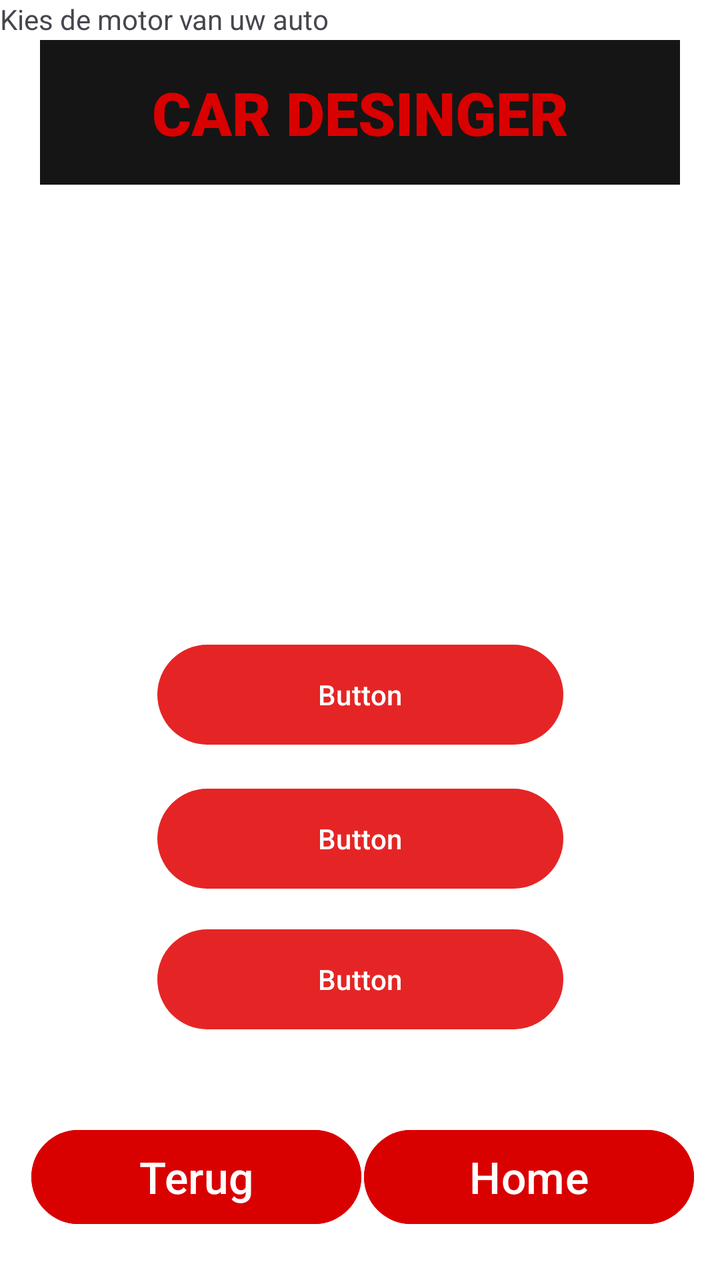
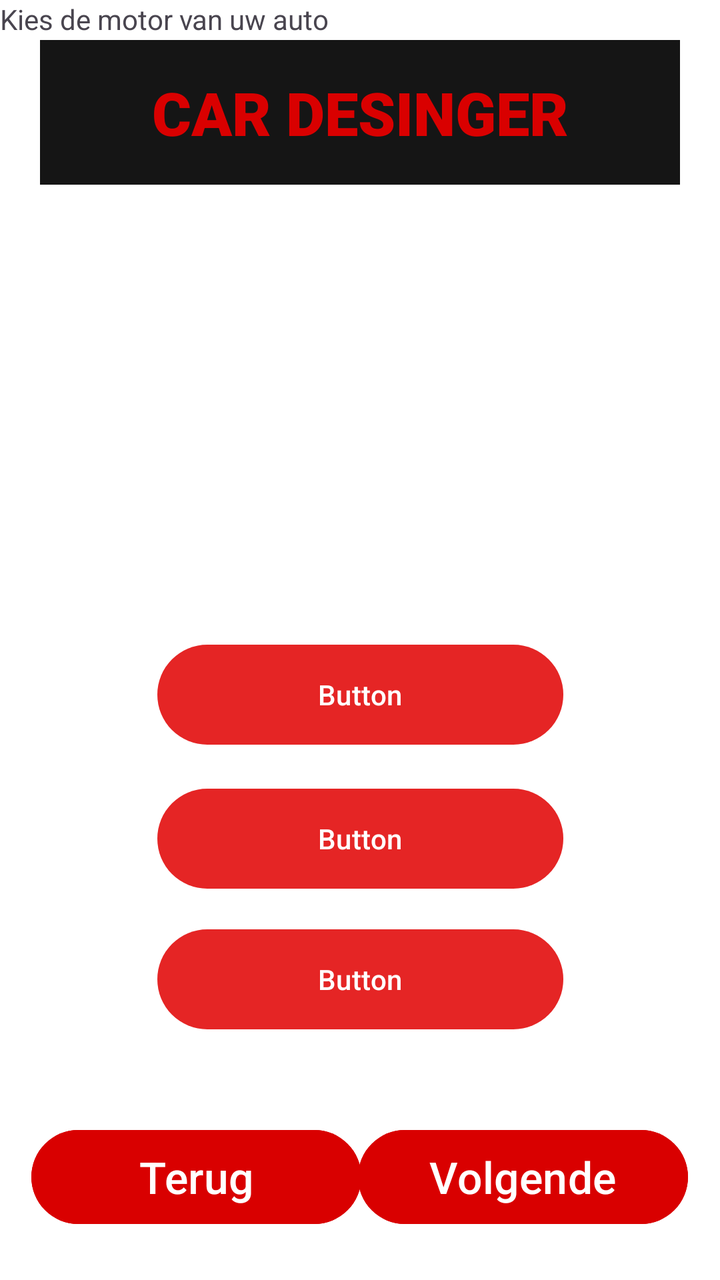

Compare the two renders of this Android layout. The source of the first and the diff that turns it into the second are given below.
<!-- AndroidManifest.xml: application theme Theme.AndroidAppCarDesigner -->
<!-- res/layout/activity_main3.xml -->
<?xml version="1.0" encoding="utf-8"?>
<androidx.constraintlayout.widget.ConstraintLayout

    xmlns:android="http://schemas.android.com/apk/res/android"
    xmlns:app="http://schemas.android.com/apk/res-auto"
    xmlns:tools="http://schemas.android.com/tools"
    android:id="@+id/main"
    android:layout_width="match_parent"
    android:layout_height="match_parent"
    android:background="#FFFFFF"
    tools:context=".MainActivity3">

    <ImageView
        android:id="@+id/imageViewPagina3A"
        android:layout_width="255dp"
        android:layout_height="165dp"
        android:layout_marginTop="180dp"
        android:contentDescription="Auto op pagina 3"
        android:scaleType="fitCenter"
        app:layout_constraintEnd_toEndOf="parent"
        app:layout_constraintStart_toStartOf="parent"
        app:layout_constraintTop_toTopOf="parent" />

    <Button
        android:id="@+id/buttonNaarPagina2"
        android:layout_width="165dp"
        android:layout_height="55dp"
        android:layout_marginBottom="24dp"
        android:backgroundTint="#D90000"
        android:text="Terug"
        android:textColor="#FFFFFF"
        android:textSize="22sp"
        app:layout_constraintBottom_toBottomOf="parent"
        app:layout_constraintEnd_toEndOf="parent"
        app:layout_constraintHorizontal_bias="0.081"
        app:layout_constraintStart_toStartOf="parent" />

    <Button
        android:id="@+id/buttonNaarPagina1"
        android:layout_width="165dp"
        android:layout_height="55dp"
        android:backgroundTint="#D90000"
        android:text="Home"
        android:textColor="#FFFFFF"
        android:textSize="22sp"
        app:layout_constraintBottom_toBottomOf="parent"
        app:layout_constraintEnd_toEndOf="parent"
        app:layout_constraintHorizontal_bias="0.934"
        app:layout_constraintStart_toStartOf="parent"
        app:layout_constraintTop_toTopOf="@id/buttonNaarPagina2"
        app:layout_constraintVertical_bias="0.0" />


    <TextView
        android:id="@+id/logoCarDesinger"
        android:layout_width="0dp"
        android:layout_height="wrap_content"
        android:layout_marginStart="20dp"
        android:layout_marginTop="20dp"
        android:layout_marginEnd="20dp"
        android:background="#151515"
        android:padding="16dp"
        android:gravity="center"
        android:text="CAR DESINGER"
        android:textColor="#D90000"
        android:textSize="30sp"
        android:fontFamily="sans-serif-black"
        android:textStyle="bold"
        app:layout_constraintTop_toTopOf="parent"
        app:layout_constraintStart_toStartOf="parent"
        app:layout_constraintEnd_toEndOf="parent" />

    <Button
        android:id="@+id/button4"
        android:layout_width="203dp"
        android:layout_height="58dp"
        android:text="Button"
        app:layout_constraintBottom_toBottomOf="parent"
        app:layout_constraintEnd_toEndOf="parent"
        app:layout_constraintStart_toStartOf="parent"
        app:layout_constraintTop_toTopOf="parent"
        app:layout_constraintVertical_bias="0.547" />

    <Button
        android:id="@+id/button5"
        android:layout_width="203dp"
        android:layout_height="58dp"
        android:text="Button"
        app:layout_constraintBottom_toBottomOf="parent"
        app:layout_constraintEnd_toEndOf="parent"
        app:layout_constraintStart_toStartOf="parent"
        app:layout_constraintTop_toBottomOf="@+id/button6"
        app:layout_constraintVertical_bias="0.092" />

    <Button
        android:id="@+id/button6"
        android:layout_width="203dp"
        android:layout_height="58dp"
        android:text="Button"
        app:layout_constraintBottom_toBottomOf="parent"
        app:layout_constraintEnd_toEndOf="parent"
        app:layout_constraintStart_toStartOf="parent"
        app:layout_constraintTop_toBottomOf="@+id/button4"
        app:layout_constraintVertical_bias="0.068" />

    <TextView
        android:id="@+id/textView"
        android:layout_width="237dp"
        android:layout_height="51dp"
        android:text="Kies de motor van uw auto"
        tools:layout_editor_absoluteX="88dp"
        tools:layout_editor_absoluteY="109dp" />

</androidx.constraintlayout.widget.ConstraintLayout>
<!-- resources referenced by this layout -->
<resources>
  <style name="Theme.AndroidAppCarDesigner" parent="Base.Theme.AndroidAppCarDesigner" />
  <style name="Base.Theme.AndroidAppCarDesigner" parent="Theme.Material3.DayNight.NoActionBar">
  
          
          <item name="colorPrimary">#E52525</item>
          <item name="colorPrimaryContainer">#C90000</item>
  
          
          <item name="colorControlActivated">#E52525</item>
          <item name="colorAccent">#E52525</item>
  
          
          <item name="android:statusBarColor">#E52525</item>
  
      </style>
</resources>

<!-- the commit's change to res/layout/activity_main3.xml (unified diff, before → after) -->
@@ -35,21 +35,21 @@
         app:layout_constraintHorizontal_bias="0.081"
         app:layout_constraintStart_toStartOf="parent" />
 
+
     <Button
-        android:id="@+id/buttonNaarPagina1"
+        android:id="@+id/button4"
         android:layout_width="165dp"
         android:layout_height="55dp"
         android:backgroundTint="#D90000"
-        android:text="Home"
+        android:text="Volgende"
         android:textColor="#FFFFFF"
         android:textSize="22sp"
         app:layout_constraintBottom_toBottomOf="parent"
         app:layout_constraintEnd_toEndOf="parent"
-        app:layout_constraintHorizontal_bias="0.934"
+        app:layout_constraintHorizontal_bias="0.918"
         app:layout_constraintStart_toStartOf="parent"
         app:layout_constraintTop_toTopOf="@id/buttonNaarPagina2"
         app:layout_constraintVertical_bias="0.0" />
-
 
     <TextView
         android:id="@+id/logoCarDesinger"
